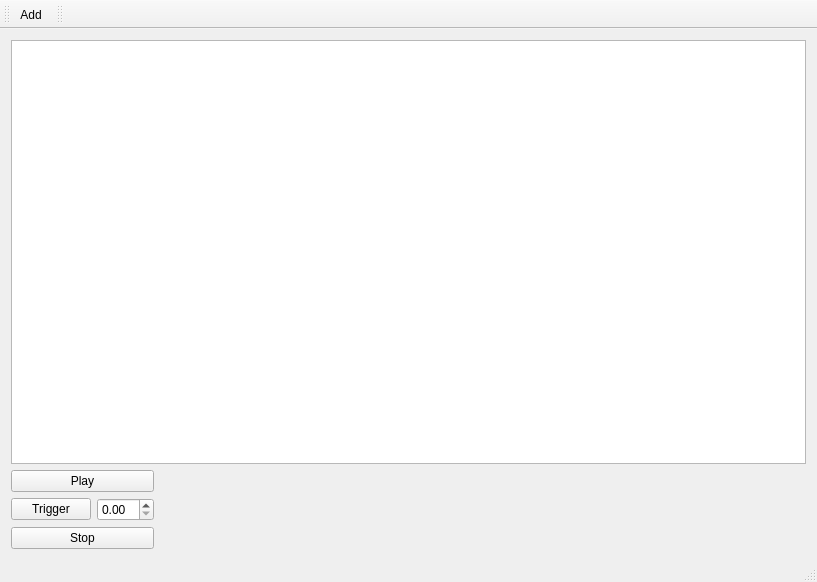
This is forms/mainwindow.ui in GaitRehabilitation/SMART as Qt 5 draws it before an edit. The edited form follows.
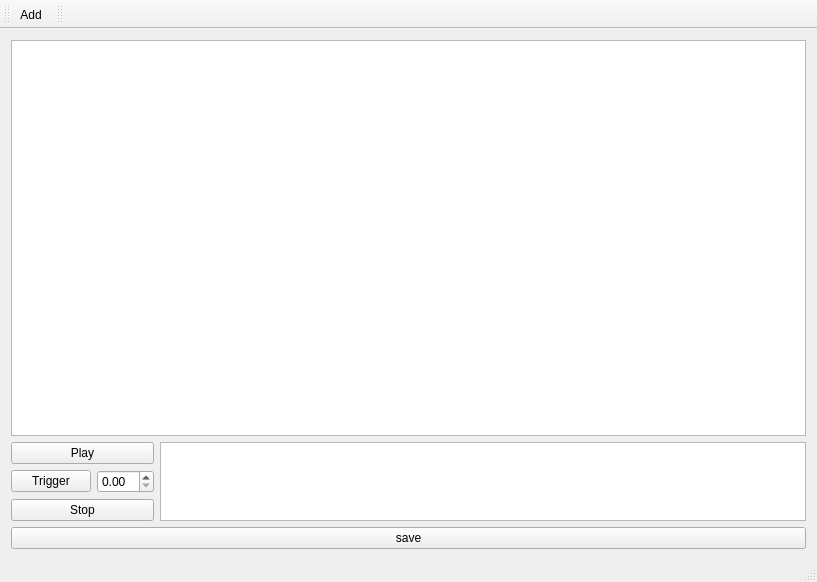
This is the edited form. Icons and pictures are not drawn.

What changed in the file:
```diff
--- a/forms/mainwindow.ui
+++ b/forms/mainwindow.ui
@@ -52,20 +52,30 @@
        </layout>
       </item>
       <item>
-       <spacer name="horizontalSpacer">
-        <property name="orientation">
-         <enum>Qt::Horizontal</enum>
+       <widget class="QTextEdit" name="description">
+        <property name="sizePolicy">
+         <sizepolicy hsizetype="MinimumExpanding" vsizetype="Ignored">
+          <horstretch>0</horstretch>
+          <verstretch>0</verstretch>
+         </sizepolicy>
         </property>
-        <property name="sizeHint" stdset="0">
-         <size>
-          <width>40</width>
-          <height>20</height>
-         </size>
+        <property name="toolTip">
+         <string>Description</string>
         </property>
-       </spacer>
+        <property name="statusTip">
+         <string/>
+        </property>
+       </widget>
       </item>
      </layout>
     </item>
+    <item>
+     <widget class="QPushButton" name="save">
+      <property name="text">
+       <string>save</string>
+      </property>
+     </widget>
+    </item>
    </layout>
   </widget>
   <widget class="QMenuBar" name="menuBar">
```
Left out of the diff: 22 changed lines with no effect on the pictures.
